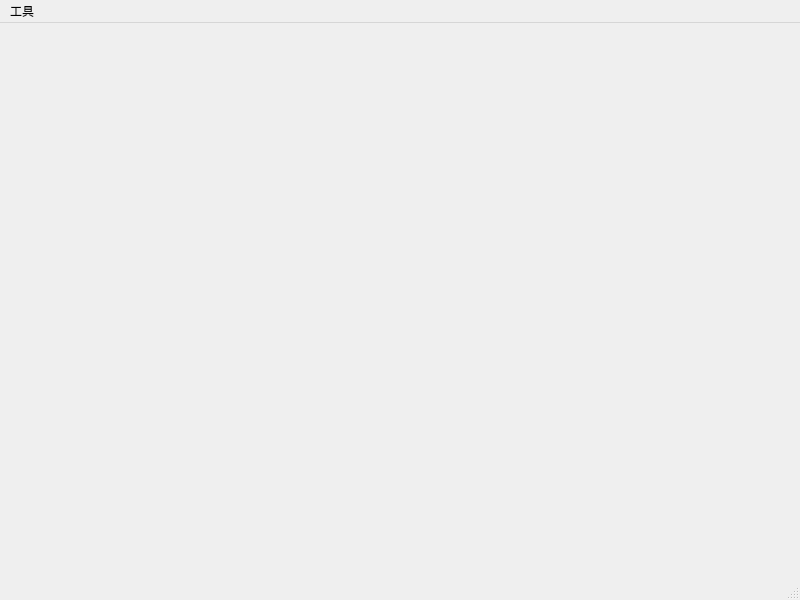
Old version of the form codesets/mainwindow.ui in the repository weilaidb/codetools.
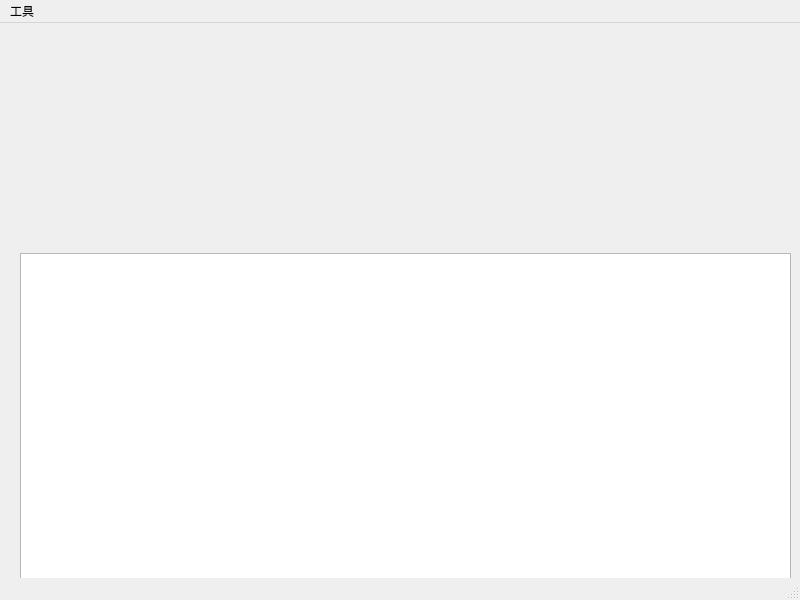
New version of the form.

```diff
--- a/codesets/mainwindow.ui
+++ b/codesets/mainwindow.ui
@@ -13,7 +13,18 @@
   <property name="windowTitle">
    <string>MainWindow</string>
   </property>
-  <widget class="QWidget" name="centralwidget"/>
+  <widget class="QWidget" name="centralwidget">
+   <widget class="QTextBrowser" name="textBrowser">
+    <property name="geometry">
+     <rect>
+      <x>20</x>
+      <y>230</y>
+      <width>771</width>
+      <height>331</height>
+     </rect>
+    </property>
+   </widget>
+  </widget>
   <widget class="QMenuBar" name="menubar">
    <property name="geometry">
     <rect>
```
